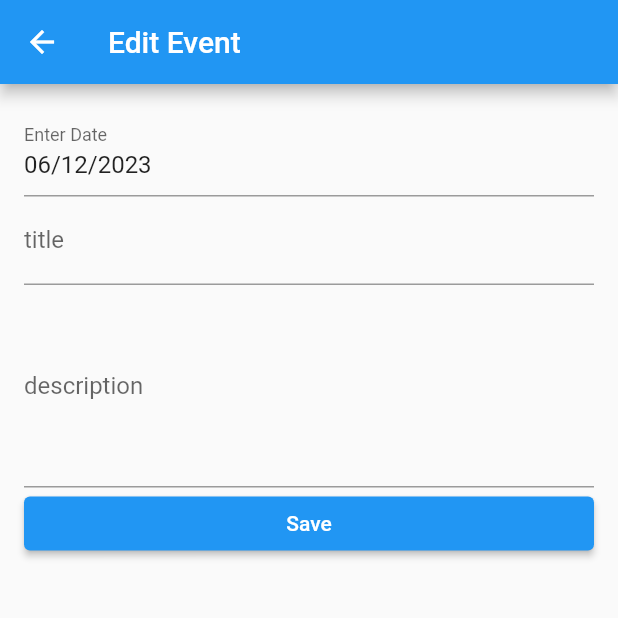
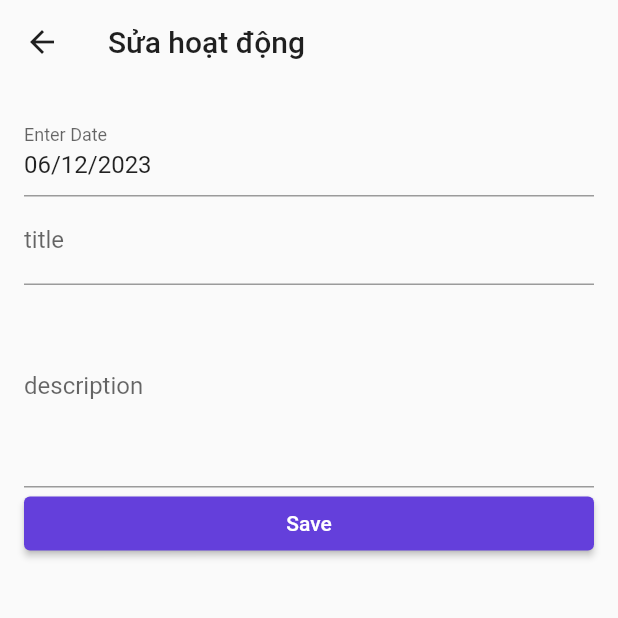
Before and after one commit to kat1002/YourBuddy, a Flutter app: the EditEvent screen opened directly with empty values, on a phone screen of 412 x 824 dp, the top half of it. Run offline on Flutter 3.47's test engine with Material 2 defaults, Android fonts, the phone set to English and light mode, and no system bars; our stand-ins replace hive, hive_flutter, table_calendar; accounts and stored records are empty; Roboto replaces fonts that are missing (SFPro).

Commit message:
color changed

```diff
--- a/lib/drawer.dart
+++ b/lib/drawer.dart
@@ -11,7 +11,7 @@ class MyDrawer extends StatelessWidget {
   Widget build(BuildContext context) {
     return Drawer(
       child: Container(
-        color: Colors.deepPurple[100],
+        color: Colors.deepPurple[200],
         child: ListView(
           children: [
             DrawerHeader(
--- a/lib/util/edit_event.dart
+++ b/lib/util/edit_event.dart
@@ -35,7 +35,23 @@ class _EditEventState extends State<EditEvent> {
   @override
   Widget build(BuildContext context) {
     return Scaffold(
-      appBar: AppBar(title: const Text("Edit Event")),
+      appBar: AppBar(
+        title: const Text(
+          'Sửa hoạt động',
+          style: TextStyle(color: Color(0xff1f1f1f)),
+          textAlign: TextAlign.center,
+        ),
+        backgroundColor: Colors.transparent,
+        bottomOpacity: 0.0,
+        elevation: 0.0,
+        leading: IconButton(
+          onPressed: () {
+            Navigator.pop(context);
+          },
+          icon: Icon(Icons.arrow_back),
+          color: Color(0xff1f1f1f),
+        ),
+      ),
       body: ListView(
         padding: const EdgeInsets.all(16.0),
         children: [
@@ -65,6 +81,9 @@ class _EditEventState extends State<EditEvent> {
               _addEvent();
             },
             child: const Text("Save"),
+            style: ElevatedButton.styleFrom(
+              backgroundColor: Color(0xff643FDB),
+            ),
           ),
         ],
       ),
```
Also changed, not shown: lib/util/add_event.dart (+17 -1 lines).
